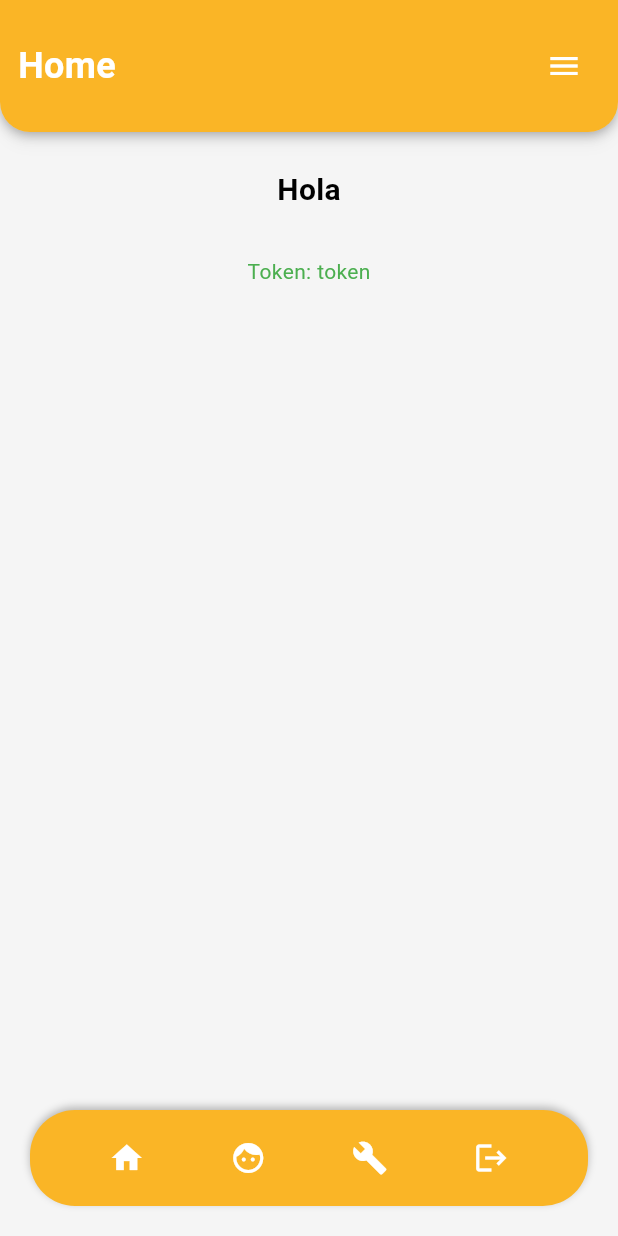
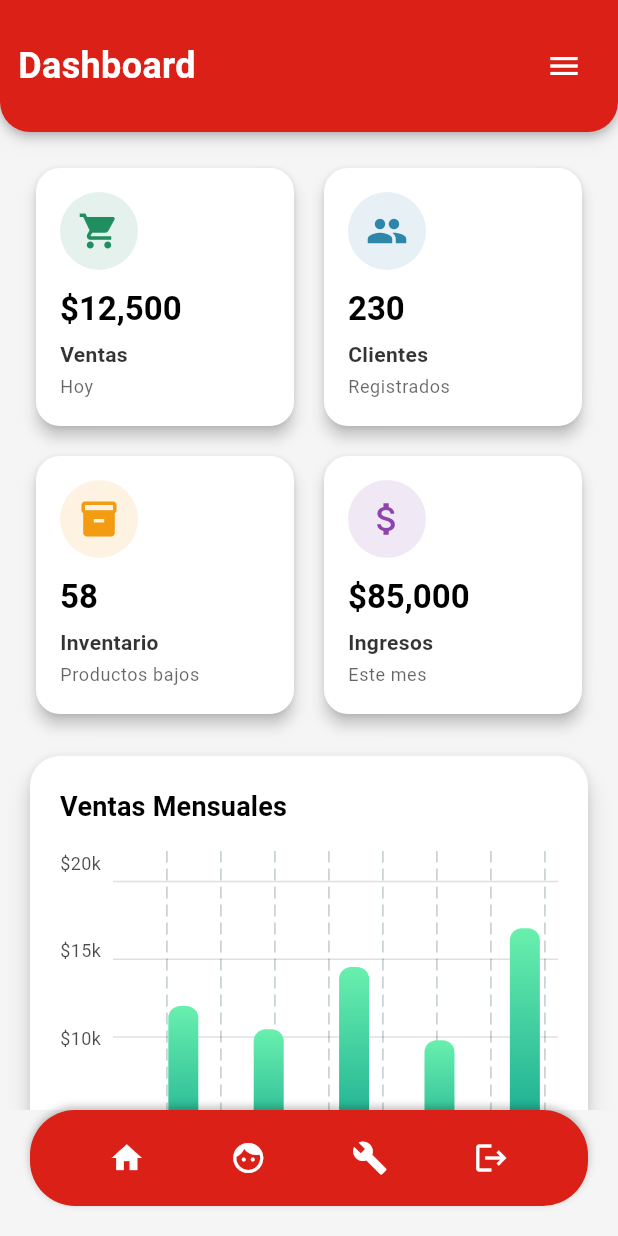
Before and after one commit to CristianRZam/xs-movil-gestion, a Flutter app: the HomeScreen screen opened by its route, on a phone screen of 412 x 824 dp. Run offline on Flutter 3.47's test engine with Material 3 defaults, Android fonts, the phone set to English and light mode, and no system bars; drawn by our look-alikes of fl_chart; our stand-ins replace dartz, dio, equatable, flutter_bloc, flutter_dotenv, flutter_secure_storage and 3 more; accounts and stored records are empty.

Commit message:
Actualizando proyecto librerias

```diff
--- a/lib/core/theme/app_colors.dart
+++ b/lib/core/theme/app_colors.dart
@@ -1,7 +1,8 @@
 import 'package:flutter/material.dart';
 
 class AppColors {
-  static const Color primary = Color(0xFFFAB526);
+  static const Color primary = Color(0xFFDB2017);
+  static const Color secondary = Color(0xFFF8C400);
   static const Color lightBackground = Color(0xFFF5F5F5);
   static const Color darkBackground = Color(0xFF121212);
   static const Color textDark = Colors.white;
--- a/lib/features/home/presentation/pages/home_screen.dart
+++ b/lib/features/home/presentation/pages/home_screen.dart
@@ -1,9 +1,11 @@
+import 'package:app_movil_sistema/features/home/presentation/widgets/dashboard_card.dart';
+import 'package:app_movil_sistema/features/home/presentation/widgets/dashboard_sale_analityc.dart';
 import 'package:app_movil_sistema/features/shared/widgets/xs-bottom-bar.dart';
 import 'package:app_movil_sistema/features/shared/widgets/xs-drawer.dart';
 import 'package:flutter/material.dart';
 import 'package:app_movil_sistema/features/shared/widgets/xs-app-bar.dart';
 import 'package:app_movil_sistema/core/storage/token_storage.dart';
-import 'package:flutter/services.dart'; // Para SystemNavigator.pop()
+import 'package:flutter/services.dart';
 
 class HomeScreen extends StatelessWidget {
   const HomeScreen({super.key});
@@ -19,7 +21,6 @@ class HomeScreen extends StatelessWidget {
 
         return WillPopScope(
           onWillPop: () async {
-            // Si hay token, salir de la app
             if (hasToken) {
               SystemNavigator.pop();
               return false;
@@ -27,37 +28,16 @@ class HomeScreen extends StatelessWidget {
             return true;
           },
           child: Scaffold(
-            appBar: const XsAppBar(title: 'Home', backIcon: false),
+            appBar: const XsAppBar(title: 'Dashboard', backIcon: false),
             endDrawer: const XsDrawer(),
-            body: SingleChildScrollView(
-              padding: const EdgeInsets.all(24),
-              child: Center(
+            body: const SingleChildScrollView(
+              child: Padding(
+                padding: EdgeInsets.all(20),
                 child: Column(
-                  mainAxisSize: MainAxisSize.min,
                   children: [
-                    const Text(
-                      'Hola',
-                      style:
-                      TextStyle(fontSize: 20, fontWeight: FontWeight.bold),
-                    ),
-                    const SizedBox(height: 30),
-
-                    // Mostrar token
-                    if (snapshot.connectionState ==
-                        ConnectionState.waiting) ...[
-                      const CircularProgressIndicator(),
-                    ] else if (!hasToken) ...[
-                      const Text(
-                        'No hay token guardado',
-                        style: TextStyle(color: Colors.red),
-                      ),
-                    ] else ...[
-                      Text(
-                        'Token: ${snapshot.data}',
-                        style: const TextStyle(
-                            fontSize: 14, color: Colors.green),
-                      ),
-                    ],
+                    DashboardGrid(),
+                    SizedBox(height: 16),
+                    DashboardSaleAnalytic(),
                   ],
                 ),
               ),
--- /dev/null
+++ b/lib/features/home/presentation/widgets/dashboard_card.dart
@@ -0,0 +1,138 @@
+import 'package:flutter/material.dart';
+
+class DashboardCard extends StatelessWidget {
+  final IconData icon;
+  final String title;
+  final String value;
+  final String subtitle;
+  final Color color;
+
+  const DashboardCard({
+    super.key,
+    required this.icon,
+    required this.title,
+    required this.value,
+    required this.subtitle,
+    this.color = const Color(0xFF208e60),
+  });
+
+  @override
+  Widget build(BuildContext context) {
+    final theme = Theme.of(context);
+    final isDark = theme.brightness == Brightness.dark;
+
+    return Card(
+      elevation: 4,
+      color: isDark
+          ? Colors.grey[900] // Fondo oscuro para modo dark
+          : theme.cardColor, // Usa el default en modo light
+      shape: RoundedRectangleBorder(
+        borderRadius: BorderRadius.circular(16),
+      ),
+      child: Padding(
+        padding: const EdgeInsets.all(16),
+        child: Column(
+          mainAxisSize: MainAxisSize.min,
+          crossAxisAlignment: CrossAxisAlignment.start,
+          children: [
+            // Icono dentro de un círculo
+            Container(
+              padding: const EdgeInsets.all(12),
+              decoration: BoxDecoration(
+                color: color.withOpacity(0.12),
+                shape: BoxShape.circle,
+              ),
+              child: Icon(icon, size: 28, color: color),
+            ),
+            const SizedBox(height: 12),
+
+            // Valor principal
+            Flexible(
+              fit: FlexFit.loose,
+              child: Text(
+                value,
+                style: theme.textTheme.titleLarge?.copyWith(
+                  fontWeight: FontWeight.bold,
+                  color: theme.colorScheme.onSurface,
+                ),
+              ),
+            ),
+            const SizedBox(height: 6),
+
+            // Título
+            Text(
+              title,
+              style: theme.textTheme.bodyMedium?.copyWith(
+                fontWeight: FontWeight.w600,
+                color: theme.colorScheme.onSurface.withOpacity(0.8),
+              ),
+            ),
+            const SizedBox(height: 4),
+
+            // Subtítulo
+            Text(
+              subtitle,
+              style: theme.textTheme.bodySmall?.copyWith(
+                color: theme.colorScheme.onSurface.withOpacity(0.6),
+              ),
+            ),
+          ],
+        ),
+      ),
+    );
+  }
+}
+
+class DashboardGrid extends StatelessWidget {
+  const DashboardGrid({super.key});
+
+  @override
+  Widget build(BuildContext context) {
+    final cards = [
+      DashboardCard(
+        icon: Icons.shopping_cart,
+        title: "Ventas",
+        value: "\$12,500",
+        subtitle: "Hoy",
+        color: const Color(0xFF208e60),
+      ),
+      DashboardCard(
+        icon: Icons.people,
+        title: "Clientes",
+        value: "230",
+        subtitle: "Registrados",
+        color: const Color(0xFF2E86AB),
+      ),
+      DashboardCard(
+        icon: Icons.inventory,
+        title: "Inventario",
+        value: "58",
+        subtitle: "Productos bajos",
+        color: const Color(0xFFF39C12),
+      ),
+      DashboardCard(
+        icon: Icons.attach_money,
+        title: "Ingresos",
+        value: "\$85,000",
+        subtitle: "Este mes",
+        color: const Color(0xFF8E44AD),
+      ),
+    ];
+
+    final size = MediaQuery.of(context).size;
+    final isSmallScreen = size.width < 600;
+
+    return GridView.builder(
+      shrinkWrap: true,
+      physics: const NeverScrollableScrollPhysics(),
+      itemCount: cards.length,
+      gridDelegate: SliverGridDelegateWithFixedCrossAxisCount(
+        crossAxisCount: isSmallScreen ? 2 : 4,
+        mainAxisSpacing: 12,
+        crossAxisSpacing: 12,
+        childAspectRatio: isSmallScreen ? 1.0 : 1.1,
+      ),
+      itemBuilder: (context, index) => cards[index],
+    );
+  }
+}
--- /dev/null
+++ b/lib/features/home/presentation/widgets/dashboard_sale_analityc.dart
@@ -0,0 +1,218 @@
+import 'package:flutter/material.dart';
+import 'package:fl_chart/fl_chart.dart';
+
+class DashboardSaleAnalytic extends StatelessWidget {
+  const DashboardSaleAnalytic({super.key});
+
+  @override
+  Widget build(BuildContext context) {
+    final theme = Theme.of(context);
+    final isDark = theme.brightness == Brightness.dark;
+
+    final sales = [
+      SaleData('Enero', 12000),
+      SaleData('Febrero', 10500),
+      SaleData('Marzo', 14500),
+      SaleData('Abril', 9800),
+      SaleData('Mayo', 17000),
+      SaleData('Junio', 15200),
+      SaleData('Julio', 12000),
+      SaleData('Agosto', 10500),
+      SaleData('Septiembre', 14500),
+      SaleData('Octubre', 9800),
+      SaleData('Noviembre', 17000),
+      SaleData('Diciembre', 15200),
+    ];
+
+    final maxSales = sales.map((s) => s.sales).reduce((a, b) => a > b ? a : b);
+    final double maxY = ((maxSales / 1000).ceil() * 1000 + 5000).toDouble();
+
+    return Column(
+      crossAxisAlignment: CrossAxisAlignment.stretch,
+      children: [
+        // === Gráfico de barras con scroll y eje Y fijo ===
+        Card(
+          elevation: 6,
+          color: isDark ? Colors.grey[900] : theme.cardColor,
+          shape: RoundedRectangleBorder(
+            borderRadius: BorderRadius.circular(20),
+          ),
+          margin: const EdgeInsets.symmetric(vertical: 8),
+          child: Padding(
+            padding: const EdgeInsets.all(20),
+            child: Column(
+              crossAxisAlignment: CrossAxisAlignment.start,
+              children: [
+                Text(
+                  "Ventas Mensuales",
+                  style: theme.textTheme.titleMedium?.copyWith(
+                    fontSize: 18,
+                    fontWeight: FontWeight.bold,
+                    color: theme.colorScheme.onSurface,
+                  ),
+                ),
+                const SizedBox(height: 16),
+                SizedBox(
+                  height: 250, // 🔹 antes era 300, ahora más pequeño
+                  child: Row(
+                    crossAxisAlignment: CrossAxisAlignment.stretch,
+                    children: [
+                      // Eje Y fijo
+                      Column(
+                        mainAxisAlignment: MainAxisAlignment.spaceBetween,
+                        children: List.generate(
+                          (maxY / 5000).ceil(),
+                              (index) {
+                            final value = index * 5000;
+                            return Text(
+                              "\$${value ~/ 1000}k",
+                              style: TextStyle(
+                                fontSize: 12,
+                                color: theme.colorScheme.onSurface.withOpacity(0.7),
+                              ),
+                            );
+                          },
+                        ).reversed.toList(),
+                      ),
+                      const SizedBox(width: 8),
+                      // Barras scroll
+                      Expanded(
+                        child: SingleChildScrollView(
+                          scrollDirection: Axis.horizontal,
+                          child: SizedBox(
+                            width: sales.length * 60, // 🔹 antes era 70, un poco más estrecho
+                            child: BarChart(
+                              BarChartData(
+                                maxY: maxY,
+                                gridData: FlGridData(
+                                  show: true,
+                                  horizontalInterval: 5000,
+                                  drawHorizontalLine: true,
+                                  getDrawingHorizontalLine: (value) => FlLine(
+                                    color: isDark ? Colors.grey.shade700 : Colors.black12,
+                                    strokeWidth: 1,
+                                  ),
+                                ),
+                                titlesData: FlTitlesData(
+                                  leftTitles:
+                                  AxisTitles(sideTitles: SideTitles(showTitles: false)),
+                                  bottomTitles: AxisTitles(
+                                    sideTitles: SideTitles(
+                                      showTitles: true,
+                                      getTitlesWidget: (value, meta) {
+                                        final i = value.toInt();
+                                        if (i >= 0 && i < sales.length) {
+                                          return Padding(
+                                            padding: const EdgeInsets.only(top: 8),
+                                            child: Text(
+                                              sales[i].month.substring(0, 3),
+                                              style: TextStyle(
+                                                fontSize: 12,
+                                                color: theme.colorScheme.onSurface.withOpacity(0.8),
+                                              ),
+                                            ),
+                                          );
+                                        }
+                                        return const SizedBox.shrink();
+                                      },
+                                    ),
+                                  ),
+                                  topTitles:
+                                  const AxisTitles(sideTitles: SideTitles(showTitles: false)),
+                                  rightTitles:
+                                  const AxisTitles(sideTitles: SideTitles(showTitles: false)),
+                                ),
+                                borderData: FlBorderData(show: false),
+                                barGroups: sales.asMap().entries.map(
+                                      (e) => BarChartGroupData(
+                                    x: e.key,
+                                    barRods: [
+                                      BarChartRodData(
+                                        toY: e.value.sales,
+                                        width: 20, // 🔹 antes 24, un poco más estrecho
+                                        borderRadius: BorderRadius.circular(8),
+                                        gradient: LinearGradient(
+                                          colors: [Colors.teal, Colors.greenAccent],
+                                          begin: Alignment.bottomCenter,
+                                          end: Alignment.topCenter,
+                                        ),
+                                      ),
+                                    ],
+                                  ),
+                                ).toList(),
+                              ),
+                            ),
+                          ),
+                        ),
+                      ),
+                    ],
+                  ),
+                ),
+              ],
+            ),
+          ),
+        ),
+
+        const SizedBox(height: 20),
+
+        // === Gráfico circular ===
+        Card(
+          elevation: 6,
+          color: isDark ? Colors.grey[900] : theme.cardColor,
+          shape: RoundedRectangleBorder(
+            borderRadius: BorderRadius.circular(20),
+          ),
+          margin: const EdgeInsets.symmetric(vertical: 8),
+          child: Padding(
+            padding: const EdgeInsets.all(20),
+            child: Column(
+              crossAxisAlignment: CrossAxisAlignment.start,
+              children: [
+                Text(
+                  "Distribución de Ventas",
+                  style: theme.textTheme.titleMedium?.copyWith(
+                    fontSize: 18,
+                    fontWeight: FontWeight.bold,
+                    color: theme.colorScheme.onSurface,
+                  ),
+                ),
+                const SizedBox(height: 16),
+                SizedBox(
+                  height: 250,
+                  child: PieChart(
+                    PieChartData(
+                      centerSpaceRadius: 50,
+                      sectionsSpace: 2,
+                      sections: sales.map((s) {
+                        final color =
+                        Colors.primaries[sales.indexOf(s) % Colors.primaries.length];
+                        return PieChartSectionData(
+                          value: s.sales,
+                          title:
+                          "${s.month.substring(0, 3)}\n\$${s.sales ~/ 1000}k",
+                          radius: 90,
+                          color: isDark ? color.shade700 : color.shade400,
+                          titleStyle: const TextStyle(
+                            fontSize: 12,
+                            fontWeight: FontWeight.bold,
+                            color: Colors.white,
+                          ),
+                        );
+                      }).toList(),
+                    ),
+                  ),
+                ),
+              ],
+            ),
+          ),
+        ),
+      ],
+    );
+  }
+}
+
+class SaleData {
+  final String month;
+  final double sales;
+  SaleData(this.month, this.sales);
+}
--- a/lib/features/shared/widgets/xs-drawer.dart
+++ b/lib/features/shared/widgets/xs-drawer.dart
@@ -30,7 +30,7 @@ class XsDrawer extends StatelessWidget {
                   useDarkModeColor: true,
                 ),
                 GestureDetector(
-                  onTap: () => Navigator.maybePop(context),
+                  onTap: () => Navigator.of(context).pop(),
                   child: const Icon(Icons.close, color: Colors.white, size: 28),
                 ),
               ],
--- a/lib/main.dart
+++ b/lib/main.dart
@@ -27,7 +27,7 @@ class MyApp extends StatelessWidget {
     return BlocBuilder<ThemeCubit, ThemeMode>(
       builder: (context, themeMode) {
         return MaterialApp(
-          title: 'Simulador Yape',
+          title: 'Sistema de Gestión',
           debugShowCheckedModeBanner: false,
           theme: AppTheme.lightTheme,
           darkTheme: AppTheme.darkTheme,
```
Also changed, not shown: lib/features/login/presentation/pages/login_screen.dart (+149 -40 lines), lib/features/login/presentation/widgets/login_form.dart (+7 -3 lines), lib/features/shared/models/api_response.dart (added, +29 -0 lines), lib/features/shared/widgets/flash_message.dart (+61 -18 lines), pubspec.yaml (+13 -12 lines), assets/images/icono_sin_fondo.webp (added), assets/images/plaza.png (added), lib/features/shared/models/api_response.g.dart (added), pubspec.lock, 11 other files.
